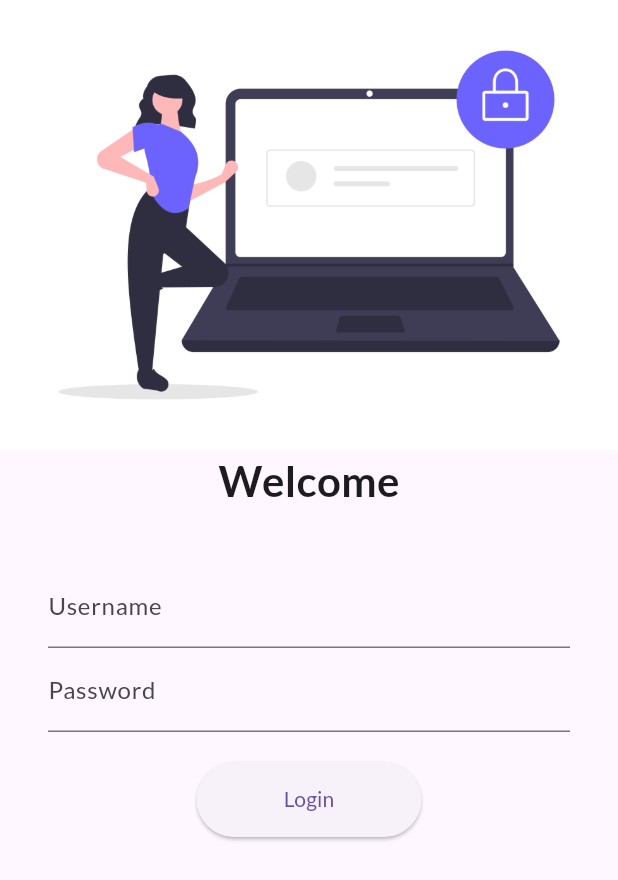
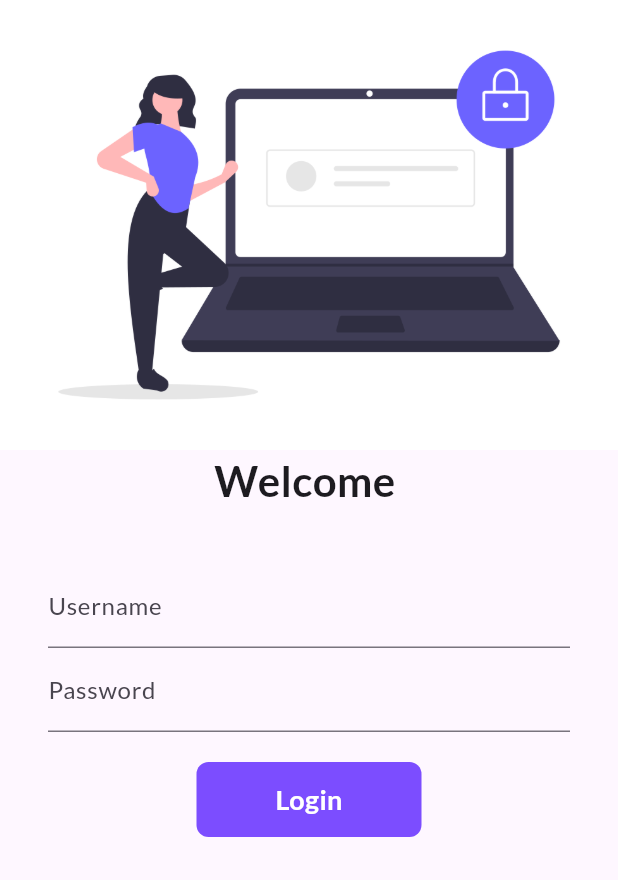
Before and after one commit to sanjeevkumar14/30DaysFlutter, a Flutter app: the screen it shows after launch, on a phone screen of 412 x 824 dp. Shown: the top 880 px of the screen. Run offline on Flutter 3.47's test engine with Material 3 defaults, Android fonts, the phone set to English and light mode, and no system bars; our stand-ins replace google_fonts.

Commit message:
Day 6 Completed

```diff
--- a/lib/pages/login_page.dart
+++ b/lib/pages/login_page.dart
@@ -1,7 +1,15 @@
 import 'package:flutter/material.dart';
 import 'package:flutter_catalog/utils/routes.dart';
 
-class LoginPage extends StatelessWidget {
+class LoginPage extends StatefulWidget {
+  @override
+  State<LoginPage> createState() => _LoginPageState();
+}
+
+class _LoginPageState extends State<LoginPage> {
+  String name = "";
+  bool changeButton = false;
+
   @override
   Widget build(BuildContext context) {
     return Material(
@@ -14,7 +22,7 @@ class LoginPage extends StatelessWidget {
             height: 300,
           ),
           Text(
-            "Welcome",
+            "Welcome $name",
             style: TextStyle(
               fontSize: 28,
               fontWeight: FontWeight.bold,
@@ -32,6 +40,10 @@ class LoginPage extends StatelessWidget {
                     hintText: "Enter Username",
                     labelText: "Username",
                   ),
+                  onChanged: (value) {
+                    name = value;
+                    setState(() {});
+                  },
                 ),
                 TextFormField(
                   obscureText: true,
@@ -43,15 +55,44 @@ class LoginPage extends StatelessWidget {
                 SizedBox(
                   height: 20,
                 ),
-                ElevatedButton(
-                  onPressed: () {
+                InkWell(
+                  onTap: () async {
+                    setState(() {
+                      changeButton = true;
+                    });
+                    await Future.delayed(Duration(seconds: 1));
                     Navigator.pushNamed(context, MyRoutes.homeRoute);
                   },
-                  child: Text(
-                    "Login",
+                  child: AnimatedContainer(
+                    duration: Duration(seconds: 1),
+                    width: changeButton ? 50 : 150,
+                    height: 50,
+                    alignment: Alignment.center,
+                    child: changeButton
+                        ? Icon(
+                            Icons.done,
+                            color: Colors.white,
+                          )
+                        : Text("Login",
+                            style: TextStyle(
+                                color: Colors.white,
+                                fontWeight: FontWeight.bold,
+                                fontSize: 18)),
+                    decoration: BoxDecoration(
+                        color: Colors.deepPurpleAccent,
+                        borderRadius:
+                            BorderRadius.circular(changeButton ? 50 : 8)),
                   ),
-                  style: TextButton.styleFrom(minimumSize: Size(150, 50)),
-                )
+                ),
+                // ElevatedButton(
+                //   onPressed: () {
+                //     Navigator.pushNamed(context, MyRoutes.homeRoute);
+                //   },
+                //   child: Text(
+                //     "Login",
+                //   ),
+                //   style: TextButton.styleFrom(minimumSize: Size(150, 50)),
+                // )
               ],
             ),
           )
```
